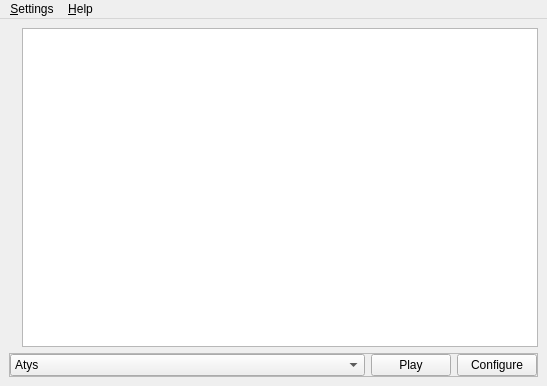
ryzom/ryzomcore, file code/ryzom/tools/client/ryzom_installer/ui/mainwindow.ui: the form before one commit.
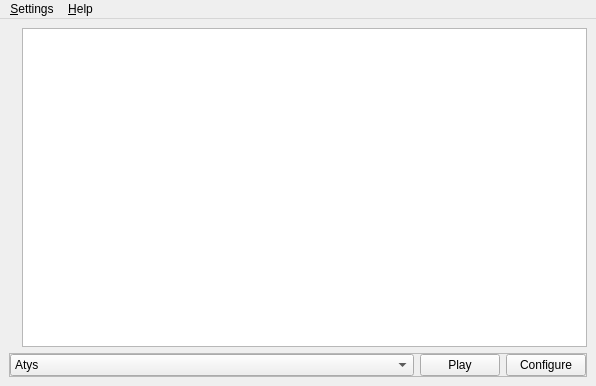
The form after the commit. Icons and pictures are not drawn.

Commit message:
Changed: Fixed height for MainWindow
branch : develop

The edit to the form file:
```diff
--- a/code/ryzom/tools/client/ryzom_installer/ui/mainwindow.ui
+++ b/code/ryzom/tools/client/ryzom_installer/ui/mainwindow.ui
@@ -6,7 +6,7 @@
    <rect>
     <x>0</x>
     <y>0</y>
-    <width>547</width>
+    <width>596</width>
     <height>386</height>
    </rect>
   </property>
@@ -22,12 +22,6 @@
     <height>386</height>
    </size>
   </property>
-  <property name="maximumSize">
-   <size>
-    <width>547</width>
-    <height>386</height>
-   </size>
-  </property>
   <property name="windowTitle">
    <string>Ryzom Installer</string>
   </property>
@@ -115,7 +109,7 @@
     <rect>
      <x>0</x>
      <y>0</y>
-     <width>547</width>
+     <width>596</width>
      <height>21</height>
     </rect>
    </property>
```
The commit also changes 1 other file.
